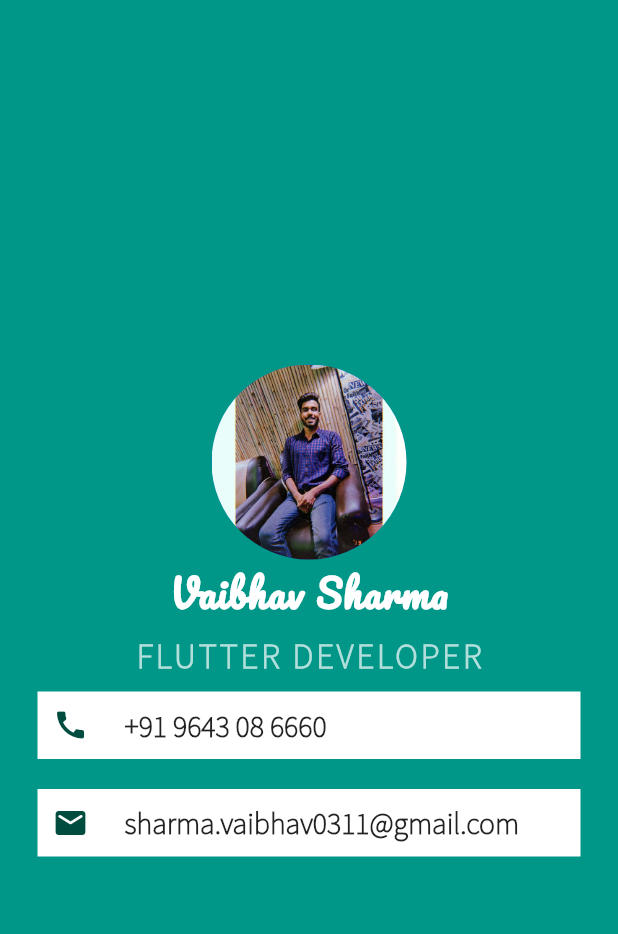
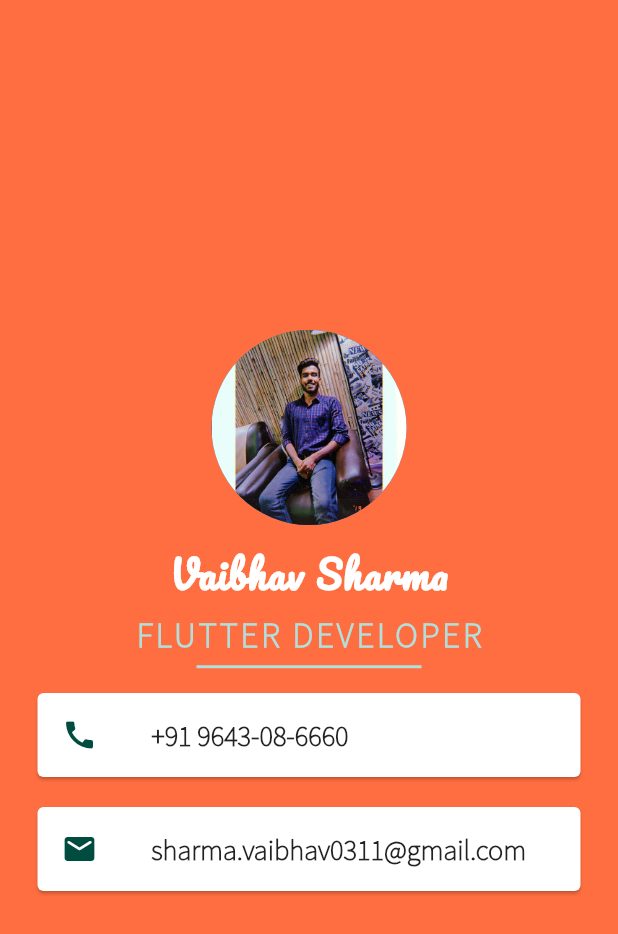
Before and after one commit to vaibhv0311/contact_card, a Flutter app: the screen it shows after launch, on a phone screen of 412 x 824 dp. Shown: the top 934 px of the screen. Run offline on Flutter 3.47's test engine with Material 2 defaults, Android fonts, the phone set to English and light mode, and no system bars.

Commit message:
Final Project

```diff
--- a/lib/main.dart
+++ b/lib/main.dart
@@ -11,7 +11,7 @@ class MyApp extends StatelessWidget {
   Widget build(BuildContext context) {
     return MaterialApp(
       home: Scaffold(
-        backgroundColor: Colors.teal,
+        backgroundColor: Colors.deepOrangeAccent,
         body: SafeArea(
           child: Column(
             mainAxisAlignment: MainAxisAlignment.center,
@@ -21,6 +21,9 @@ class MyApp extends StatelessWidget {
                   backgroundImage: AssetImage("images/dp.jpg"),
                   radius: 65,
                 ),
+              ),
+              SizedBox(
+                height: 10,
               ),
               Text(
                 "Vaibhav Sharma",
@@ -33,7 +36,7 @@ class MyApp extends StatelessWidget {
                 ),
               ),
               SizedBox(
-                height: 5,
+                height: 4,
               ),
               Text(
                 "FLUTTER DEVELOPER",
@@ -45,62 +48,51 @@ class MyApp extends StatelessWidget {
                   fontWeight: FontWeight.bold,
                 ),
               ),
-              Container(
-                color: Colors.white,
-                padding: EdgeInsets.all(10),
+              SizedBox(
+                height: 15,
+                width: 150,
+                child: Divider(
+                  color: Colors.teal[100],
+                  thickness: 2,
+                ),
+              ),
+              Card(
                 margin: EdgeInsets.symmetric(
                   vertical: 10.0,
                   horizontal: 25.0,
                 ),
-                child: SafeArea(
-                  child: Row(
-                    children: [
-                      Icon(
+                child: ListTile(
+                  leading: Icon(
                     Icons.call,
                     color: Colors.teal[900],
                   ),
-                      SizedBox(
-                        width: 20.0,
-                      ),
-                      Text(
-                        " +91 9643 08 6660",
+                  title: Text(
+                    " +91 9643-08-6660",
                     style: TextStyle(
-                          fontSize: 20,
+                      fontSize: 19,
                       fontFamily: 'Sans Pro',
                       fontWeight: FontWeight.bold,
                     ),
                   ),
-                    ],
                 ),
               ),
-              ),
-              Container(
-                color: Colors.white,
-                padding: EdgeInsets.all(10),
+              Card(
                 margin: EdgeInsets.symmetric(
                   vertical: 10.0,
                   horizontal: 25.0,
                 ),
-                child: SafeArea(
-                  child: Row(
-                    children: [
-                      Icon(
+                child: ListTile(
+                  leading: Icon(
                     Icons.email_rounded,
-
                     color: Colors.teal[900],
                   ),
-                      SizedBox(
-                        width: 20.0,
-                      ),
-                      Text(
+                  title: Text(
                     " sharma.vaibhav0311@gmail.com",
                     style: TextStyle(
-                          fontSize: 20,
+                      fontSize: 19,
                       fontFamily: 'Sans Pro',
                       fontWeight: FontWeight.bold,
                     ),
-                      ),
-                    ],
                   ),
                 ),
               ),
```
Lines whose indentation alone changed are shown as unchanged.
